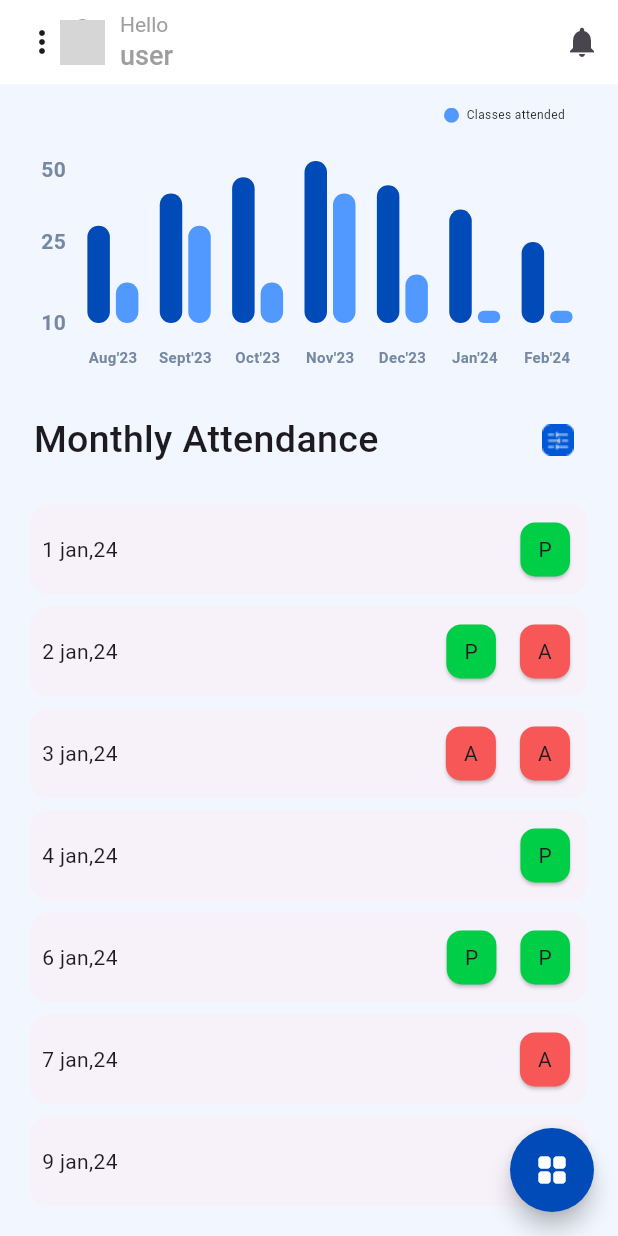
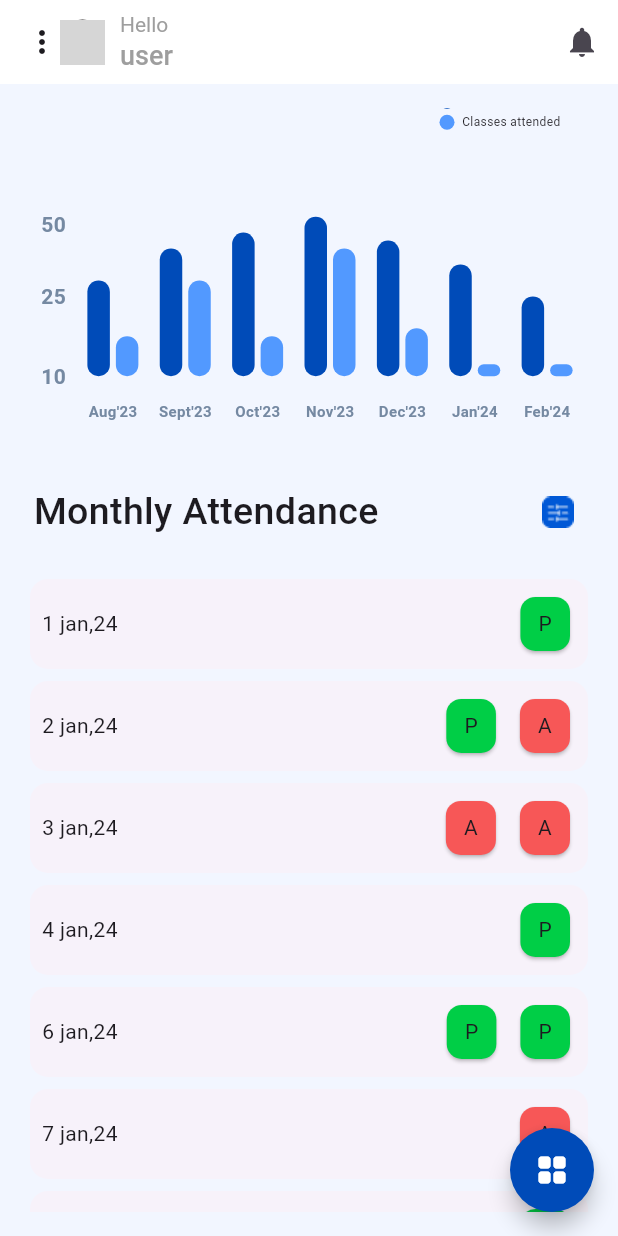
Before and after one commit to singhanshika1302/attendance_manager, a Flutter app: the barGraph screen opened by its route, scrolled down 219 dp, on a phone screen of 412 x 824 dp. Run offline on Flutter 3.47's test engine with Material 3 defaults, Android fonts, the phone set to English and light mode, and no system bars; drawn by our look-alikes of fl_chart, flutter_expandable_fab; our stand-ins replace buttons_tabbar, custom_radio_grouped_button, dotted_border, easy_date_timeline, file_picker, flutter_spinkit and 5 more; missing offline and left inert: bottom_sheet, expandable_section, week_of_year; accounts and stored records are empty; network calls fail; grey boxes are pictures that could not be loaded.

Commit message:
subject_wiseAttendance,hostel and fees screens made responsive

```diff
--- a/lib/Screens/Attendance/subject_wise_attendance.dart
+++ b/lib/Screens/Attendance/subject_wise_attendance.dart
@@ -235,7 +235,7 @@ class barGraphState extends State<barGraph> {
               //     description: widget.subjectDescription),
 
               SizedBox(
-                height: 20,
+                height: sheight * 0.03,
               ),
               Row(
                 mainAxisSize: MainAxisSize.min,
@@ -250,8 +250,8 @@ class barGraphState extends State<barGraph> {
                 mainAxisAlignment: MainAxisAlignment.end,
                 children: [
                   Container(
-                    height: 50,
-                    width: 100,
+                    height: sheight * 0.1,
+                    width: swidth * 0.25,
                     alignment: Alignment.center,
                     child: Column(
                       children: [
@@ -294,7 +294,7 @@ class barGraphState extends State<barGraph> {
                 ],
               ),
               SizedBox(
-                height: 150,
+                height: sheight * 0.18,
                 child: BarChart(
                   BarChartData(
                     maxY: 20,
@@ -378,8 +378,8 @@ class barGraphState extends State<barGraph> {
                   ),
                 ),
               ),
-              const SizedBox(
-                height: 12,
+              SizedBox(
+                height: sheight * 0.03,
               ),
               Row(
                 mainAxisAlignment: MainAxisAlignment.spaceBetween,
@@ -396,7 +396,7 @@ class barGraphState extends State<barGraph> {
                 ],
               ),
               SizedBox(
-                height: 15,
+                height: sheight * 0.02,
               ),
               ...(filterWidgets[filter] ?? []).map((widget) => widget).toList(),
             ],
@@ -492,6 +492,8 @@ class barGraphState extends State<barGraph> {
     ScrollController scrollController,
     double bottomSheetOffset,
   ) {
+    final sheight = MediaQuery.of(context).size.height;
+    final swidth = MediaQuery.of(context).size.width;
     return Material(
       child: Container(
         child: Padding(
@@ -550,7 +552,7 @@ class barGraphState extends State<barGraph> {
                 selectedColor: Color(0xff004BB8),
               ),
               SizedBox(
-                height: 14,
+                height: sheight * 0.03,
               ),
               Text(
                 "Absence/Presence",
@@ -589,7 +591,7 @@ class barGraphState extends State<barGraph> {
                 mainAxisAlignment: MainAxisAlignment.end,
                 children: [
                   SizedBox(
-                      width: 120,
+                      width: swidth * 0.3,
                       child: ElevatedButton(
                           style: ButtonStyle(
                               backgroundColor:
```
Also changed, not shown: lib/Screens/drawer_screens/fees.dart (+30 -21 lines).
